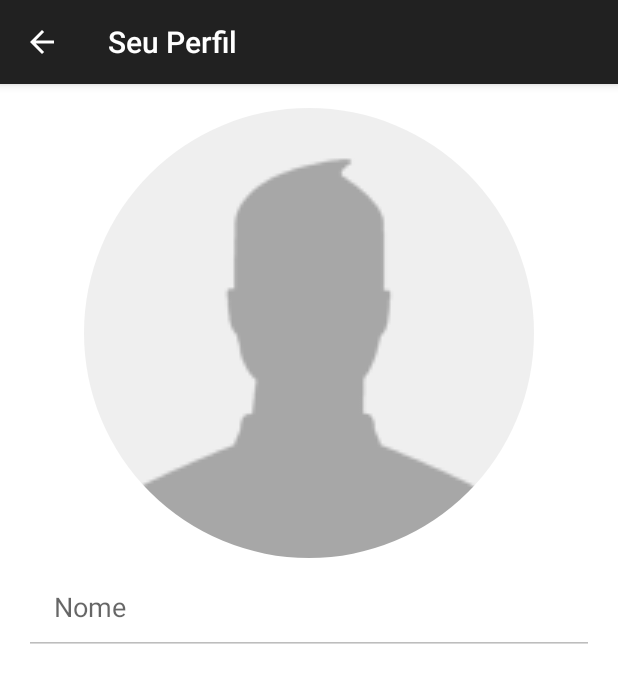
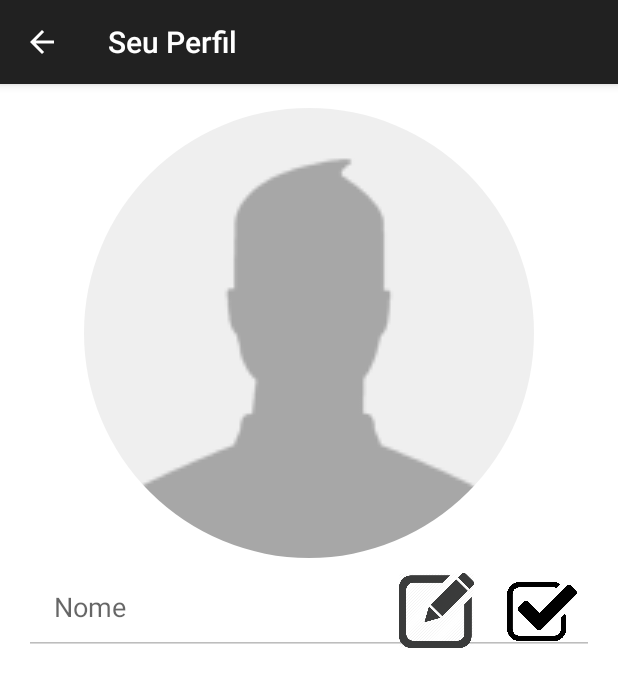
Before and after one commit to fernando1910/MyApplication, an Android app: the padraoPerfil screen opened directly, with no data from a screen before it, on a phone screen of 412 x 824 dp. Shown: the top 687 px of the screen. Run offline under Robolectric (Android 15) with nearby library versions, the phone set to English and light mode, and no system bars; 2 statements that could not run were skipped.

Commit message:
Ajustes tela de Perfil e criação da tela de contatos

```diff
--- a/app/src/main/AndroidManifest.xml
+++ b/app/src/main/AndroidManifest.xml
@@ -11,6 +11,7 @@
     <uses-permission android:name="android.permission.INTERNET" />
     <uses-permission android:name="android.permission.ACCESS_NETWORK_STATE" />
     <uses-permission android:name="com.google.android.providers.gsf.permission.READ_GSERVICES" />
+    <uses-permission android:name="android.permission.READ_CONTACTS" />
     <!--
  The ACCESS_COARSE/FINE_LOCATION permissions are not required to use
          Google Maps Android API v2, but are recommended.
@@ -86,6 +87,10 @@
             android:name=".padraoMapa"
             android:label="@string/title_activity_padrao_mapa" >
         </activity>
+        <activity
+            android:name=".padraoContatos"
+            android:label="@string/title_activity_padrao_contatos" >
+        </activity>
     </application>
 
 </manifest>
--- a/app/src/main/java/project/myapplication/NavigationDrawerFragment.java
+++ b/app/src/main/java/project/myapplication/NavigationDrawerFragment.java
@@ -1,5 +1,6 @@
 package project.myapplication;
 
+import android.content.Intent;
 import android.content.res.TypedArray;
 import android.graphics.drawable.Drawable;
 import android.support.v7.app.ActionBarActivity;
@@ -271,7 +272,7 @@ public class NavigationDrawerFragment extends Fragment {
         }
 
         if (item.getItemId() == R.id.action_example) {
-            Toast.makeText(getActivity(), "Example action.", Toast.LENGTH_SHORT).show();
+            startActivity(new Intent(this.getActivity().getApplicationContext(),padraoCriarEvento.class));
             return true;
         }
 
--- a/app/src/main/java/project/myapplication/clsUtil.java
+++ b/app/src/main/java/project/myapplication/clsUtil.java
@@ -10,11 +10,7 @@ import java.text.DateFormat;
 import java.text.SimpleDateFormat;
 import java.util.Calendar;
 import java.util.Date;
-
-/**
- * Created by Fernando on 07/06/2015.
- */
-public class clsUtil {
+class clsUtil {
 
     public String RetornaDataHoraMinuto()
     {
@@ -32,7 +28,7 @@ public class clsUtil {
     {
 
         Bitmap bitmap = ((BitmapDrawable)drawable).getBitmap();
-        Drawable d = new BitmapDrawable(resources, Bitmap.createScaledBitmap(bitmap,60,60,true));
+        Drawable d = new BitmapDrawable(resources, Bitmap.createScaledBitmap(bitmap,75,75,true));
         return d;
 
     }
--- a/app/src/main/java/project/myapplication/padraoCriarEvento.java
+++ b/app/src/main/java/project/myapplication/padraoCriarEvento.java
@@ -55,7 +55,7 @@ public class padraoCriarEvento extends ActionBarActivity {
         //Button btDataPicker = (Button)findViewById(R.id.btDataPicker);
         util = new clsUtil();
         btData.setImageDrawable(util.retornarIcone(getResources().getDrawable(R.drawable.ic_calendar1),getResources()));
-        ibTimePicker.setImageDrawable(util.retornarIcone(getResources().getDrawable(R.drawable.ic_calendar1), getResources()));
+        ibTimePicker.setImageDrawable(util.retornarIcone(getResources().getDrawable(R.drawable.ic_clock), getResources()));
 
     }
 
--- a/app/src/main/java/project/myapplication/padraoLogin.java
+++ b/app/src/main/java/project/myapplication/padraoLogin.java
@@ -227,7 +227,7 @@ public class padraoLogin extends Activity {
                     return false;
                 }
                 else {
-
+                    objUsuario.setCodigoUsuario(codigoUsuario);
                     objUsuario.InserirUsuario(this.getApplicationContext(), objUsuario);
                     return true;
                 }
--- a/app/src/main/java/project/myapplication/padraoMapa.java
+++ b/app/src/main/java/project/myapplication/padraoMapa.java
@@ -87,7 +87,7 @@ public class padraoMapa extends FragmentActivity implements LocationListener {
      * This should only be called once and when we are sure that {@link #mMap} is not null.
      */
     private void setUpMap() {
-        mMap.addMarker(new MarkerOptions().position(new LatLng(0, 0)).title("Marker"));
+        //mMap.addMarker(new MarkerOptions().position(new LatLng(latitude, longitude)).title("Marker"));
     }
 
     @Override
@@ -162,6 +162,7 @@ public class padraoMapa extends FragmentActivity implements LocationListener {
                             if (location != null) {
                                 latitude = location.getLatitude();
                                 longitude = location.getLongitude();
+                                mMap.addMarker(new MarkerOptions().position(new LatLng(latitude, longitude)).title("Marker"));
                             }
                         }
                     }
--- a/app/src/main/java/project/myapplication/padraoPerfil.java
+++ b/app/src/main/java/project/myapplication/padraoPerfil.java
@@ -1,45 +1,20 @@
 package project.myapplication;
 
-import android.app.ActionBar;
 import android.content.Intent;
 import android.graphics.Bitmap;
 import android.graphics.BitmapFactory;
-import android.graphics.drawable.BitmapDrawable;
-import android.graphics.drawable.Drawable;
-import android.net.Uri;
-import android.os.NetworkOnMainThreadException;
-import android.os.StrictMode;
 import android.support.v7.app.ActionBarActivity;
 import android.os.Bundle;
-import android.text.Layout;
-import android.view.Display;
-import android.view.Menu;
 import android.view.MenuItem;
 import android.view.View;
-import android.view.WindowManager;
 import android.widget.EditText;
 import android.widget.ImageButton;
-import android.widget.RelativeLayout;
 import android.widget.Toast;
-
-import org.apache.http.HttpEntity;
-import org.apache.http.HttpResponse;
-import org.apache.http.client.HttpClient;
-import org.apache.http.client.methods.HttpPost;
-import org.apache.http.impl.client.DefaultHttpClient;
-
-import java.io.BufferedInputStream;
-import java.io.BufferedReader;
-import java.io.File;
-import java.io.FileInputStream;
-import java.io.InputStream;
-import java.io.InputStreamReader;
-import java.net.URI;
 
 
 public class padraoPerfil extends ActionBarActivity {
     EditText etNome;
-    ImageButton ibPerfil, ibEditarNome;
+    ImageButton ibPerfil, ibEditarNome, ibSalvarNome;
     RoundImage roundedImage;
 
 
@@ -51,6 +26,7 @@ public class padraoPerfil extends ActionBarActivity {
 
         ibPerfil = (ImageButton)findViewById(R.id.ibPerfil);
         ibEditarNome = (ImageButton)findViewById(R.id.ibEditarNome);
+        ibSalvarNome = (ImageButton)findViewById(R.id.ibSalvarNome);
         etNome = (EditText)findViewById(R.id.etNome);
         etNome.setEnabled(false);
 
@@ -63,6 +39,9 @@ public class padraoPerfil extends ActionBarActivity {
         objUsuario = usuarioDAO.getUsuario();
 
         etNome.setText(objUsuario.getNome());
+        clsUtil objUtil = new clsUtil();
+        ibEditarNome.setImageDrawable(objUtil.retornarIcone(getResources().getDrawable(R.drawable.ic_edit), getResources()));
+        ibSalvarNome.setImageDrawable(objUtil.retornarIcone(getResources().getDrawable(R.drawable.ic_salvar_perfil), getResources()));
 
         if(objUsuario.getImagemPerfil() != null) {
             try {
@@ -74,16 +53,13 @@ public class padraoPerfil extends ActionBarActivity {
             } catch (Exception e) {
                 Toast.makeText(this, e.getMessage(), Toast.LENGTH_SHORT).show();
             }
-            clsUtil objUtil = new clsUtil();
-            ibEditarNome.setImageDrawable(objUtil.retornarIcone(getResources().getDrawable(R.drawable.ic_edit), getResources()));
+
         }
 
     }
 
     public boolean onOptionsItemSelected(MenuItem item) {
-        // Handle action bar item clicks here. The action bar will
-        // automatically handle clicks on the Home/Up button, so long
-        // as you specify a parent activity in AndroidManifest.xml.
+
         int id = item.getItemId();
 
         if (id == android.R.id.home)
@@ -115,4 +91,12 @@ public class padraoPerfil extends ActionBarActivity {
 
     }
 
+    public void onClickSalvarNome(View v)
+    {
+        etNome.setEnabled(false);
+        clsUsuario objUsuario = new clsUsuario();
+        objUsuario.AtualizarNome(this, String.valueOf(etNome.getText()));
+
+    }
+
 }
--- a/app/src/main/res/layout/activity_padrao_config.xml
+++ b/app/src/main/res/layout/activity_padrao_config.xml
@@ -11,7 +11,7 @@
 
     <ListView
         android:layout_width="match_parent"
-        android:layout_height="200dp"
+        android:layout_height="match_parent"
         android:id="@+id/listView"
         android:layout_gravity="center_vertical"
         android:clickable="false" />
--- a/app/src/main/res/layout/activity_padrao_perfil.xml
+++ b/app/src/main/res/layout/activity_padrao_perfil.xml
@@ -31,17 +31,36 @@
             android:inputType="textPersonName"
         />
 
+        <LinearLayout
+            android:layout_width="match_parent"
+            android:layout_height="wrap_content"
+            android:gravity="right"
+            android:weightSum="1">
+
         <ImageButton
             android:id="@+id/ibEditarNome"
             android:layout_width="wrap_content"
             android:layout_height="wrap_content"
             android:layout_alignParentRight="true"
             android:layout_centerVertical="true"
-            android:layout_margin="5dp"
+            android:layout_margin="10dp"
             android:text="Button"
             android:onClick="onClickEditarNome"
             android:background="@null"
         />
 
+        <ImageButton
+            android:id="@+id/ibSalvarNome"
+            android:layout_width="wrap_content"
+            android:layout_height="wrap_content"
+            android:layout_alignParentRight="true"
+            android:layout_centerVertical="true"
+            android:layout_margin="10dp"
+            android:text="Button"
+            android:onClick="onClickSalvarNome"
+            android:background="@null"
+            />
+        </LinearLayout>
+
 </RelativeLayout>
 </LinearLayout>
--- a/app/src/main/res/menu/menu_padrao_criar_evento.xml
+++ b/app/src/main/res/menu/menu_padrao_criar_evento.xml
@@ -1,7 +1,5 @@
-<menu xmlns:android="http://schemas.android.com/apk/res/android"
-    xmlns:app="http://schemas.android.com/apk/res-auto"
+<menu
     xmlns:tools="http://schemas.android.com/tools"
     tools:context="project.myapplication.padraoCriarEvento">
-    <item android:id="@+id/action_settings" android:title="@string/action_settings"
-        android:orderInCategory="100" app:showAsAction="never" />
+
 </menu>
--- a/app/src/main/res/values/strings.xml
+++ b/app/src/main/res/values/strings.xml
@@ -73,11 +73,16 @@
 
     <string name="selecionar_foto">Select Photo</string>
 
+
+    <!-- String tela de Perfil -->
+    <string name="action_update">Atualizar</string>
+
     <!-- Tela Sobre -->
     <string name="padrao_sobre">"Aplicativo com fins academicos"</string>
     <string name="title_activity_padrao_sobre">Sobre</string>
     <!-- Tela Ajuda -->
     <string name="padrao_ajuda">http://www.fiesta1.hol.es/ajuda.html</string>
     <string name="title_activity_padrao_mapa">Mapa</string>
+    <string name="title_activity_padrao_contatos">padraoContatos</string>
 
 </resources>
```
Also changed, not shown: app/src/main/java/project/myapplication/SQLiteHelper.java (+4 -3 lines), app/src/main/java/project/myapplication/UsuarioDAO.java (+7 -4 lines), app/src/main/java/project/myapplication/clsUsuario.java (+6 -3 lines), app/src/main/java/project/myapplication/padraoConfiguracao.java (+20 -10 lines), app/src/main/java/project/myapplication/padraoContatos.java (added, +143 -0 lines), app/src/main/res/layout/activity_padrao_contatos.xml (added, +19 -0 lines), app/src/main/res/menu/menu_padrao_contatos.xml (added, +7 -0 lines), app/src/main/res/drawable/ic_clock.png (added), app/src/main/res/drawable/ic_salvar_perfil.png (added).
